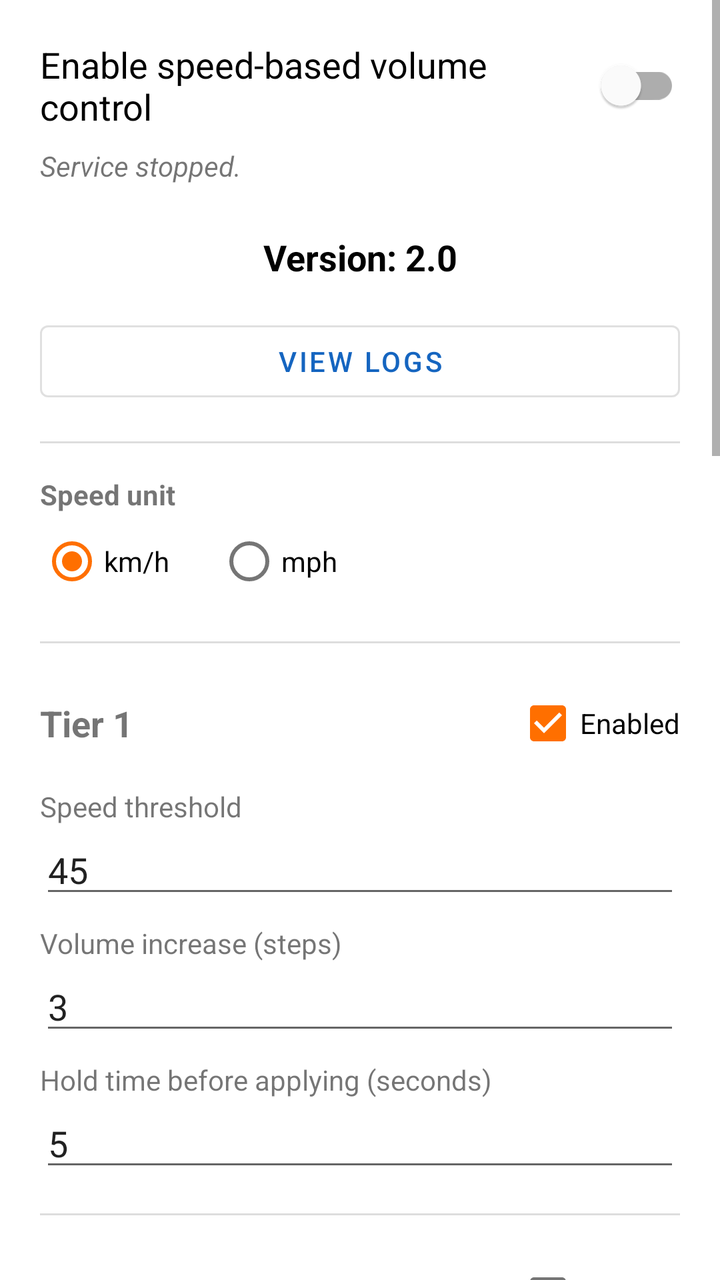
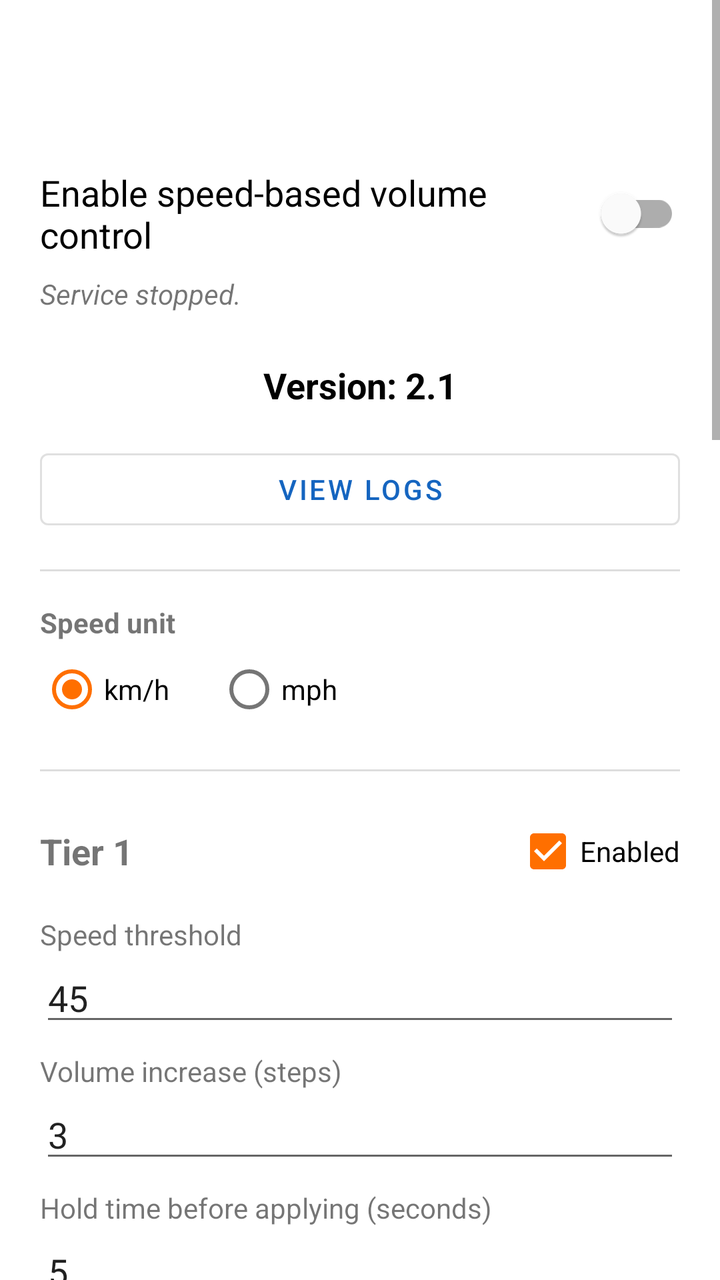

Compare the two renders of this Android layout. The source of the first and the diff that turns it into the second are given below.
<!-- AndroidManifest.xml: activity theme Theme.SpeedVolume -->
<!-- res/layout/activity_main.xml -->
<?xml version="1.0" encoding="utf-8"?>
<ScrollView xmlns:android="http://schemas.android.com/apk/res/android"
    xmlns:app="http://schemas.android.com/apk/res-auto"
    android:layout_width="match_parent"
    android:layout_height="match_parent">

    <LinearLayout
        android:id="@+id/contentContainer"
        android:layout_width="match_parent"
        android:layout_height="wrap_content"
        android:orientation="vertical"
        android:paddingStart="20dp"
        android:paddingEnd="20dp"
        android:paddingTop="20dp"
        android:paddingBottom="20dp">

        <com.google.android.material.switchmaterial.SwitchMaterial
            android:id="@+id/switchMaster"
            android:layout_width="match_parent"
            android:layout_height="wrap_content"
            android:text="@string/master_switch_label"
            android:textSize="18sp"
            android:paddingBottom="4dp" />

        <TextView
            android:id="@+id/textStatus"
            android:layout_width="match_parent"
            android:layout_height="wrap_content"
            android:layout_marginTop="4dp"
            android:layout_marginBottom="16dp"
            android:text="@string/status_stopped"
            android:textStyle="italic" />

        <TextView
            android:id="@+id/textVersion"
            android:layout_width="match_parent"
            android:layout_height="wrap_content"
            android:text="@string/version_default"
            android:textSize="18sp"
            android:textStyle="bold"
            android:textColor="#000000"
            android:layout_marginTop="8dp"
            android:layout_marginBottom="16dp"
            android:gravity="center" />

        <Button
            android:id="@+id/buttonViewLogs"
            android:layout_width="match_parent"
            android:layout_height="wrap_content"
            android:text="@string/view_logs_button"
            style="@style/Widget.MaterialComponents.Button.OutlinedButton"
            android:layout_marginBottom="16dp" />

        <View
            android:layout_width="match_parent"
            android:layout_height="1dp"
            android:background="#DDDDDD"
            android:layout_marginBottom="16dp" />

        <TextView
            android:layout_width="wrap_content"
            android:layout_height="wrap_content"
            android:text="@string/unit_label"
            android:textStyle="bold" />

        <RadioGroup
            android:id="@+id/radioGroupUnit"
            android:layout_width="wrap_content"
            android:layout_height="wrap_content"
            android:orientation="horizontal"
            android:layout_marginBottom="16dp">

            <RadioButton
                android:id="@+id/radioKmh"
                android:layout_width="wrap_content"
                android:layout_height="wrap_content"
                android:text="@string/unit_kmh"
                android:checked="true" />

            <RadioButton
                android:id="@+id/radioMph"
                android:layout_width="wrap_content"
                android:layout_height="wrap_content"
                android:layout_marginStart="24dp"
                android:text="@string/unit_mph" />
        </RadioGroup>

        <View
            android:layout_width="match_parent"
            android:layout_height="1dp"
            android:background="#DDDDDD"
            android:layout_marginBottom="16dp" />

        
        <LinearLayout
            android:layout_width="match_parent"
            android:layout_height="wrap_content"
            android:orientation="horizontal"
            android:gravity="center_vertical">

            <TextView
                android:layout_width="0dp"
                android:layout_height="wrap_content"
                android:layout_weight="1"
                android:text="@string/tier1_title"
                android:textSize="18sp"
                android:textStyle="bold" />

            <CheckBox
                android:id="@+id/checkTier1Enabled"
                android:layout_width="wrap_content"
                android:layout_height="wrap_content"
                android:checked="true"
                android:text="@string/tier_enabled" />
        </LinearLayout>

        <TextView
            android:layout_width="match_parent"
            android:layout_height="wrap_content"
            android:layout_marginTop="8dp"
            android:text="@string/tier_speed_label" />

        <EditText
            android:id="@+id/editTier1Speed"
            android:layout_width="match_parent"
            android:layout_height="wrap_content"
            android:inputType="number"
            android:maxLength="3"
            android:text="45" />

        <TextView
            android:layout_width="match_parent"
            android:layout_height="wrap_content"
            android:layout_marginTop="8dp"
            android:text="@string/tier_increase_label" />

        <EditText
            android:id="@+id/editTier1Increase"
            android:layout_width="match_parent"
            android:layout_height="wrap_content"
            android:inputType="number"
            android:maxLength="2"
            android:text="3" />

        <TextView
            android:layout_width="match_parent"
            android:layout_height="wrap_content"
            android:layout_marginTop="8dp"
            android:text="@string/tier_dwell_label" />

        <EditText
            android:id="@+id/editTier1Dwell"
            android:layout_width="match_parent"
            android:layout_height="wrap_content"
            android:layout_marginBottom="16dp"
            android:inputType="number"
            android:maxLength="3"
            android:text="5" />

        <View
            android:layout_width="match_parent"
            android:layout_height="1dp"
            android:background="#DDDDDD"
            android:layout_marginBottom="16dp" />

        
        <LinearLayout
            android:layout_width="match_parent"
            android:layout_height="wrap_content"
            android:orientation="horizontal"
            android:gravity="center_vertical">

            <TextView
                android:layout_width="0dp"
                android:layout_height="wrap_content"
                android:layout_weight="1"
                android:text="@string/tier2_title"
                android:textSize="18sp"
                android:textStyle="bold" />

            <CheckBox
                android:id="@+id/checkTier2Enabled"
                android:layout_width="wrap_content"
                android:layout_height="wrap_content"
                android:checked="false"
                android:text="@string/tier_enabled" />
        </LinearLayout>

        <TextView
            android:layout_width="match_parent"
            android:layout_height="wrap_content"
            android:layout_marginTop="8dp"
            android:text="@string/tier_speed_label" />

        <EditText
            android:id="@+id/editTier2Speed"
            android:layout_width="match_parent"
            android:layout_height="wrap_content"
            android:inputType="number"
            android:maxLength="3"
            android:text="90" />

        <TextView
            android:layout_width="match_parent"
            android:layout_height="wrap_content"
            android:layout_marginTop="8dp"
            android:text="@string/tier_increase_label" />

        <EditText
            android:id="@+id/editTier2Increase"
            android:layout_width="match_parent"
            android:layout_height="wrap_content"
            android:inputType="number"
            android:maxLength="2"
            android:text="4" />

        <TextView
            android:layout_width="match_parent"
            android:layout_height="wrap_content"
            android:layout_marginTop="8dp"
            android:text="@string/tier_dwell_label" />

        <EditText
            android:id="@+id/editTier2Dwell"
            android:layout_width="match_parent"
            android:layout_height="wrap_content"
            android:layout_marginBottom="16dp"
            android:inputType="number"
            android:maxLength="3"
            android:text="5" />

        <View
            android:layout_width="match_parent"
            android:layout_height="1dp"
            android:background="#DDDDDD"
            android:layout_marginBottom="16dp" />

        
        <LinearLayout
            android:layout_width="match_parent"
            android:layout_height="wrap_content"
            android:orientation="horizontal"
            android:gravity="center_vertical">

            <TextView
                android:layout_width="0dp"
                android:layout_height="wrap_content"
                android:layout_weight="1"
                android:text="@string/tier3_title"
                android:textSize="18sp"
                android:textStyle="bold" />

            <CheckBox
                android:id="@+id/checkTier3Enabled"
                android:layout_width="wrap_content"
                android:layout_height="wrap_content"
                android:checked="false"
                android:text="@string/tier_enabled" />
        </LinearLayout>

        <TextView
            android:layout_width="match_parent"
            android:layout_height="wrap_content"
            android:layout_marginTop="8dp"
            android:text="@string/tier_speed_label" />

        <EditText
            android:id="@+id/editTier3Speed"
            android:layout_width="match_parent"
            android:layout_height="wrap_content"
            android:inputType="number"
            android:maxLength="3"
            android:text="120" />

        <TextView
            android:layout_width="match_parent"
            android:layout_height="wrap_content"
            android:layout_marginTop="8dp"
            android:text="@string/tier_increase_label" />

        <EditText
            android:id="@+id/editTier3Increase"
            android:layout_width="match_parent"
            android:layout_height="wrap_content"
            android:inputType="number"
            android:maxLength="2"
            android:text="4" />

        <TextView
            android:layout_width="match_parent"
            android:layout_height="wrap_content"
            android:layout_marginTop="8dp"
            android:text="@string/tier_dwell_label" />

        <EditText
            android:id="@+id/editTier3Dwell"
            android:layout_width="match_parent"
            android:layout_height="wrap_content"
            android:layout_marginBottom="16dp"
            android:inputType="number"
            android:maxLength="3"
            android:text="5" />

        <View
            android:layout_width="match_parent"
            android:layout_height="1dp"
            android:background="#DDDDDD"
            android:layout_marginBottom="16dp" />

        
        <LinearLayout
            android:layout_width="match_parent"
            android:layout_height="wrap_content"
            android:orientation="horizontal"
            android:gravity="center_vertical">

            <TextView
                android:layout_width="0dp"
                android:layout_height="wrap_content"
                android:layout_weight="1"
                android:text="@string/tier4_title"
                android:textSize="18sp"
                android:textStyle="bold" />

            <CheckBox
                android:id="@+id/checkTier4Enabled"
                android:layout_width="wrap_content"
                android:layout_height="wrap_content"
                android:checked="false"
                android:text="@string/tier_enabled" />
        </LinearLayout>

        <TextView
            android:layout_width="match_parent"
            android:layout_height="wrap_content"
            android:layout_marginTop="8dp"
            android:text="@string/tier_speed_label" />

        <EditText
            android:id="@+id/editTier4Speed"
            android:layout_width="match_parent"
            android:layout_height="wrap_content"
            android:inputType="number"
            android:maxLength="3"
            android:text="150" />

        <TextView
            android:layout_width="match_parent"
            android:layout_height="wrap_content"
            android:layout_marginTop="8dp"
            android:text="@string/tier_increase_label" />

        <EditText
            android:id="@+id/editTier4Increase"
            android:layout_width="match_parent"
            android:layout_height="wrap_content"
            android:inputType="number"
            android:maxLength="2"
            android:text="4" />

        <TextView
            android:layout_width="match_parent"
            android:layout_height="wrap_content"
            android:layout_marginTop="8dp"
            android:text="@string/tier_dwell_label" />

        <EditText
            android:id="@+id/editTier4Dwell"
            android:layout_width="match_parent"
            android:layout_height="wrap_content"
            android:layout_marginBottom="16dp"
            android:inputType="number"
            android:maxLength="3"
            android:text="5" />

        <View
            android:layout_width="match_parent"
            android:layout_height="1dp"
            android:background="#DDDDDD"
            android:layout_marginBottom="16dp" />

        <CheckBox
            android:id="@+id/checkStartOnBoot"
            android:layout_width="match_parent"
            android:layout_height="wrap_content"
            android:checked="true"
            android:text="@string/start_on_boot_label" />

        <Button
            android:id="@+id/buttonGrantLocation"
            android:layout_width="match_parent"
            android:layout_height="wrap_content"
            android:layout_marginTop="16dp"
            android:text="@string/grant_location_button" />

        <Button
            android:id="@+id/buttonIgnoreBattery"
            android:layout_width="match_parent"
            android:layout_height="wrap_content"
            android:layout_marginTop="8dp"
            android:text="@string/ignore_battery_button" />

        <Button
            android:id="@+id/buttonGrantExactAlarm"
            android:layout_width="match_parent"
            android:layout_height="wrap_content"
            android:layout_marginTop="8dp"
            android:text="@string/grant_exact_alarm_button" />

        <LinearLayout
            android:layout_width="match_parent"
            android:layout_height="wrap_content"
            android:layout_marginTop="16dp"
            android:orientation="horizontal">

            <Button
                android:id="@+id/buttonCancel"
                style="@style/Widget.MaterialComponents.Button.OutlinedButton"
                android:layout_width="0dp"
                android:layout_height="wrap_content"
                android:layout_weight="1"
                android:layout_marginEnd="8dp"
                android:text="@string/cancel_button" />

            <Button
                android:id="@+id/buttonSave"
                style="@style/Widget.MaterialComponents.Button"
                android:layout_width="0dp"
                android:layout_height="wrap_content"
                android:layout_weight="1"
                android:layout_marginStart="8dp"
                android:text="@string/save_button" />
        </LinearLayout>

    </LinearLayout>
</ScrollView>
<!-- resources referenced by this layout -->
<resources>
  <string name="cancel_button">Cancel</string>
  <string name="grant_exact_alarm_button">Allow exact alarms (for auto-resume)</string>
  <string name="grant_location_button">Grant location permission</string>
  <string name="ignore_battery_button">Disable battery optimization</string>
  <string name="master_switch_label">Enable speed-based volume control</string>
  <string name="save_button">Save</string>
  <string name="start_on_boot_label">Start automatically on boot</string>
  <string name="status_stopped">Service stopped.</string>
  <string name="tier1_title">Tier 1</string>
  <string name="tier2_title">Tier 2</string>
  <string name="tier3_title">Tier 3</string>
  <string name="tier4_title">Tier 4</string>
  <string name="tier_dwell_label">Hold time before applying (seconds)</string>
  <string name="tier_enabled">Enabled</string>
  <string name="tier_increase_label">Volume increase (steps)</string>
  <string name="tier_speed_label">Speed threshold</string>
  <string name="unit_kmh">km/h</string>
  <string name="unit_label">Speed unit</string>
  <string name="unit_mph">mph</string>
  <string name="version_default">Version: 2.0</string>
  <string name="view_logs_button">View Logs</string>
  <style name="Theme.SpeedVolume" parent="Theme.MaterialComponents.DayNight.NoActionBar">
          <item name="colorPrimary">@color/primary</item>
          <item name="colorPrimaryDark">@color/primary_dark</item>
          <item name="colorAccent">@color/accent</item>
      </style>
  <color name="primary">#1565C0</color>
  <color name="primary_dark">#0D47A1</color>
  <color name="accent">#FF6F00</color>
</resources>

<!-- the commit's change to res/layout/activity_main.xml (unified diff, before → after) -->
@@ -14,6 +14,14 @@
         android:paddingTop="20dp"
         android:paddingBottom="20dp">
 
+        
+        <com.google.android.material.appbar.MaterialToolbar
+            android:id="@+id/toolbar"
+            android:layout_width="match_parent"
+            android:layout_height="?attr/actionBarSize"
+            android:layout_marginBottom="8dp"
+            app:contentInsetStart="0dp" />
+
         <com.google.android.material.switchmaterial.SwitchMaterial
             android:id="@+id/switchMaster"
             android:layout_width="match_parent"
<!-- resource entries referenced after the edit -->
@@ -19,7 +19,7 @@
   <string name="unit_kmh">km/h</string>
   <string name="unit_label">Speed unit</string>
   <string name="unit_mph">mph</string>
-  <string name="version_default">Version: 2.0</string>
+  <string name="version_default">Version: 2.1</string>
   <string name="view_logs_button">View Logs</string>
   <style name="Theme.SpeedVolume" parent="Theme.MaterialComponents.DayNight.NoActionBar">
           <item name="colorPrimary">@color/primary</item>
